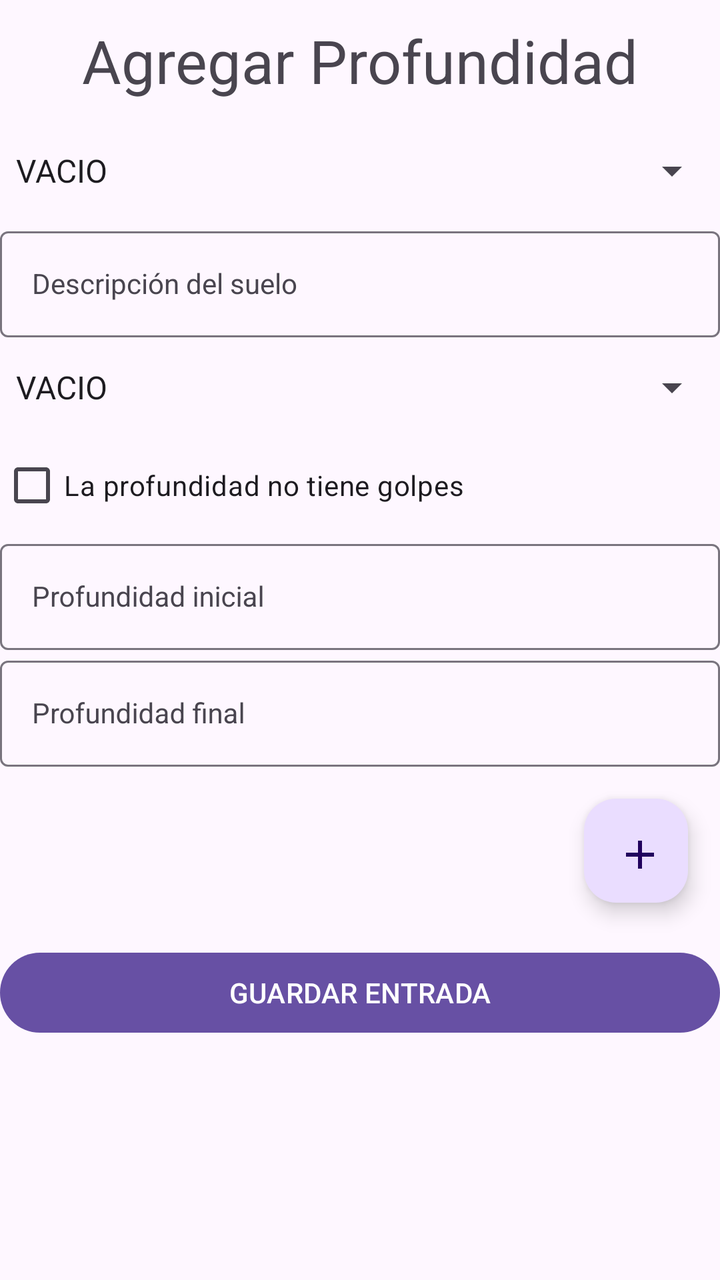
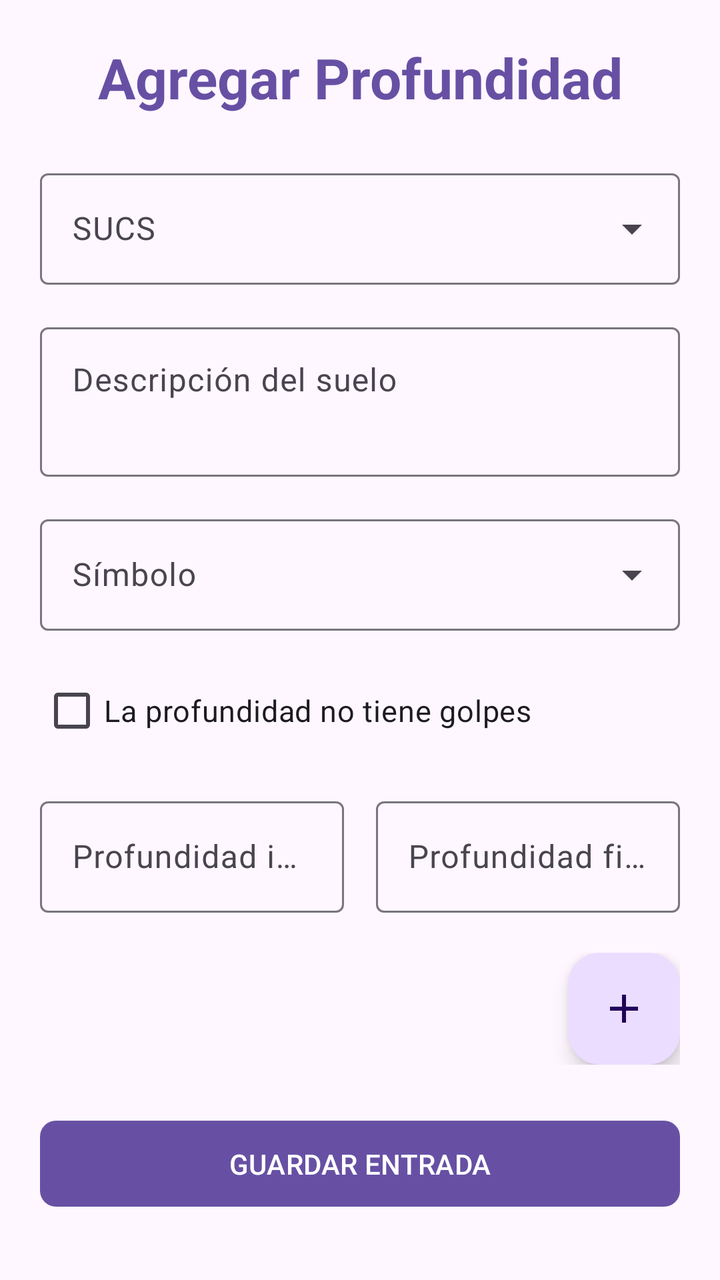

The first picture is an Android layout as it rendered before a commit; the second is the same layout after the commit. The layout source and the unified diff follow.
<!-- AndroidManifest.xml: application theme Base.Theme.Proyecto_German -->
<!-- res/layout/fragment_profundidad.xml -->
<?xml version="1.0" encoding="utf-8"?>
<ScrollView xmlns:android="http://schemas.android.com/apk/res/android"
    xmlns:app="http://schemas.android.com/apk/res-auto"
    android:layout_width="match_parent"
    android:layout_height="match_parent"
    xmlns:tools="http://schemas.android.com/tools"
    tools:context=".Fragments.FormFragmentProfundidad">
    <LinearLayout
        android:layout_width="match_parent"
        android:layout_height="wrap_content"
        android:orientation="vertical">
        <TextView
            android:layout_width="match_parent"
            android:layout_height="wrap_content"
            android:text="Agregar Profundidad"
            android:textAlignment="center"
            android:paddingVertical="10dp"
            android:textSize="30dp"/>
        <com.google.android.material.textfield.TextInputLayout
            android:id="@+id/contenedor_susc"
            android:layout_width="match_parent"
            android:layout_height="wrap_content">
            <Spinner
                android:id="@+id/spinner_sucs"
                android:layout_width="match_parent"
                android:layout_height="match_parent"
                android:entries="@array/valores_sucs"
                android:hint="Sucs"
                android:minHeight="50dp" />
        </com.google.android.material.textfield.TextInputLayout>
        <com.google.android.material.textfield.TextInputLayout
            android:id="@+id/contenedor_descripcion"
            android:layout_width="match_parent"
            android:layout_height="wrap_content">
            <com.google.android.material.textfield.TextInputEditText
                android:id="@+id/descripcion"
                style="@style/Widget.MaterialComponents.TextInputLayout.OutlinedBox"
                android:layout_width="match_parent"
                android:layout_height="wrap_content"
                android:hint="Descripción del suelo"
                android:inputType="textMultiLine"
                />
        </com.google.android.material.textfield.TextInputLayout>
        <com.google.android.material.textfield.TextInputLayout
            android:id="@+id/contenedor_simbolo"
            android:layout_width="match_parent"
            android:layout_height="wrap_content">
            <Spinner
                android:id="@+id/spinner_simbolo"
                android:layout_width="match_parent"
                android:layout_height="match_parent"
                android:entries="@array/valores_simbolo"
                android:hint="Sucs"
                android:minHeight="50dp" />
        </com.google.android.material.textfield.TextInputLayout>
        <CheckBox
            android:id="@+id/checkGolpes"
            android:layout_width="match_parent"
            android:layout_height="wrap_content"
            android:text="La profundidad no tiene golpes"/>
        <com.google.android.material.textfield.TextInputLayout
            android:id="@+id/contenedorProfundidadInicialProfundidad"
            android:layout_width="match_parent"
            android:layout_height="wrap_content">
            <com.google.android.material.textfield.TextInputEditText
                android:id="@+id/profundidadInicialProfundidad"
                style="@style/Widget.MaterialComponents.TextInputLayout.OutlinedBox"
                android:layout_width="match_parent"
                android:layout_height="wrap_content"
                android:hint="Profundidad inicial"
                android:inputType="numberDecimal"
                android:digits="0123456789"
                />
        </com.google.android.material.textfield.TextInputLayout>
        <com.google.android.material.textfield.TextInputLayout
            android:id="@+id/contenedorProfundidadFinalProfundidad"
            android:layout_width="match_parent"
            android:layout_height="wrap_content">
            <com.google.android.material.textfield.TextInputEditText
                android:id="@+id/profundidadFinalProfundidad"
                style="@style/Widget.MaterialComponents.TextInputLayout.OutlinedBox"
                android:layout_width="match_parent"
                android:layout_height="wrap_content"
                android:hint="Profundidad final"
                android:inputType="numberDecimal"
                android:digits="0123456789"
                />
        </com.google.android.material.textfield.TextInputLayout>
        <androidx.recyclerview.widget.RecyclerView
            android:id="@+id/listaSpt"
            android:layout_width="match_parent"
            android:layout_height="wrap_content"
            app:layout_constraintTop_toTopOf="parent"/>

        <com.google.android.material.floatingactionbutton.FloatingActionButton
            android:id="@+id/button_floting_add_stp"
            android:layout_width="52dp"
            android:layout_height="wrap_content"
            android:layout_gravity="end"
            android:layout_margin="16dp"
            android:contentDescription="TODO"
            android:src="@drawable/icon_add"
            android:tint="@null"
            app:layout_constraintBottom_toBottomOf="parent"
            app:layout_constraintEnd_toEndOf="parent"
            app:shapeAppearanceOverlay="@style/ShapeAppearance.Material3.Corner.ExtraExtraLarge" />
        <Button
            android:id="@+id/boton_guardar_profundidad"
            android:layout_width="match_parent"
            android:layout_height="wrap_content"
            android:text="GUARDAR ENTRADA"
            app:layout_constraintEnd_toEndOf="parent"
            app:layout_constraintStart_toEndOf="@id/boton_continuar"
            app:layout_constraintTop_toTopOf="parent"
            android:layout_marginTop="5dp"/>
    </LinearLayout>

</ScrollView>
<!-- resources referenced by this layout -->
<resources>
  <string-array name="valores_simbolo">
          <item>VACIO</item>
          <item>ARENA</item>
          <item>GRAVAS</item>
          <item>CL</item>
          <item>CH</item>
          <item>ML</item>
          <item>MH</item>
          <item>OL</item>
          <item>OH</item>
          <item>PT</item>
      </string-array>
  <string-array name="valores_sucs">
          <item>VACIO</item>
          <item>CH</item>
          <item>MH</item>
          <item>SM</item>
          <item>GP</item>
      </string-array>
  <!-- drawable icon_add (drawable) -->
  <vector xmlns:android="http://schemas.android.com/apk/res/android" android:height="24dp" android:tint="#000000" android:viewportHeight="960" android:viewportWidth="960" android:width="24dp">
        
      <path android:fillColor="@android:color/white" android:pathData="M440,520L200,520L200,440L440,440L440,200L520,200L520,440L760,440L760,520L520,520L520,760L440,760L440,520Z"/>
      
  </vector>
  <style name="Base.Theme.Proyecto_German" parent="Theme.Material3.DayNight.NoActionBar">
          
          
      </style>
</resources>

<!-- the commit's change to res/layout/fragment_profundidad.xml (unified diff, before → after) -->
@@ -1,118 +1,153 @@
 <?xml version="1.0" encoding="utf-8"?>
 <ScrollView xmlns:android="http://schemas.android.com/apk/res/android"
     xmlns:app="http://schemas.android.com/apk/res-auto"
+    xmlns:tools="http://schemas.android.com/tools"
     android:layout_width="match_parent"
     android:layout_height="match_parent"
-    xmlns:tools="http://schemas.android.com/tools"
+    android:fillViewport="true"
     tools:context=".Fragments.FormFragmentProfundidad">
+
     <LinearLayout
         android:layout_width="match_parent"
         android:layout_height="wrap_content"
-        android:orientation="vertical">
+        android:orientation="vertical"
+        android:padding="20dp">
+
         <TextView
             android:layout_width="match_parent"
             android:layout_height="wrap_content"
             android:text="Agregar Profundidad"
             android:textAlignment="center"
-            android:paddingVertical="10dp"
-            android:textSize="30dp"/>
+            android:textSize="28sp"
+            android:textStyle="bold"
+            android:textColor="?attr/colorPrimary"
+            android:layout_marginBottom="24dp"/>
+
         <com.google.android.material.textfield.TextInputLayout
             android:id="@+id/contenedor_susc"
+            style="@style/Widget.Material3.TextInputLayout.OutlinedBox.ExposedDropdownMenu"
             android:layout_width="match_parent"
-            android:layout_height="wrap_content">
-            <Spinner
+            android:layout_height="wrap_content"
+            android:layout_marginBottom="16dp">
+            <AutoCompleteTextView
                 android:id="@+id/spinner_sucs"
                 android:layout_width="match_parent"
-                android:layout_height="match_parent"
-                android:entries="@array/valores_sucs"
-                android:hint="Sucs"
-                android:minHeight="50dp" />
+                android:layout_height="wrap_content"
+                android:hint="SUCS"
+                android:inputType="none"
+                android:textAlignment="viewStart" />
         </com.google.android.material.textfield.TextInputLayout>
+
         <com.google.android.material.textfield.TextInputLayout
             android:id="@+id/contenedor_descripcion"
+            style="@style/Widget.Material3.TextInputLayout.OutlinedBox"
             android:layout_width="match_parent"
-            android:layout_height="wrap_content">
+            android:layout_height="wrap_content"
+            android:layout_marginBottom="16dp">
             <com.google.android.material.textfield.TextInputEditText
                 android:id="@+id/descripcion"
-                style="@style/Widget.MaterialComponents.TextInputLayout.OutlinedBox"
                 android:layout_width="match_parent"
                 android:layout_height="wrap_content"
                 android:hint="Descripción del suelo"
+                android:gravity="top|start"
                 android:inputType="textMultiLine"
-                />
+                android:minLines="2" />
         </com.google.android.material.textfield.TextInputLayout>
+
         <com.google.android.material.textfield.TextInputLayout
             android:id="@+id/contenedor_simbolo"
+            style="@style/Widget.Material3.TextInputLayout.OutlinedBox.ExposedDropdownMenu"
             android:layout_width="match_parent"
-            android:layout_height="wrap_content">
-            <Spinner
+            android:layout_height="wrap_content"
+            android:layout_marginBottom="16dp">
+            <AutoCompleteTextView
                 android:id="@+id/spinner_simbolo"
                 android:layout_width="match_parent"
-                android:layout_height="match_parent"
-                android:entries="@array/valores_simbolo"
-                android:hint="Sucs"
-                android:minHeight="50dp" />
+                android:layout_height="wrap_content"
+                android:hint="Símbolo"
+                android:inputType="none"
+                android:textAlignment="viewStart" />
         </com.google.android.material.textfield.TextInputLayout>
+
         <CheckBox
             android:id="@+id/checkGolpes"
             android:layout_width="match_parent"
             android:layout_height="wrap_content"
-            android:text="La profundidad no tiene golpes"/>
-        <com.google.android.material.textfield.TextInputLayout
-            android:id="@+id/contenedorProfundidadInicialProfundidad"
+            android:layout_marginBottom="16dp"
+            android:text="La profundidad no tiene golpes"
+            android:textSize="15sp" />
+
+        <LinearLayout
             android:layout_width="match_parent"
-            android:layout_height="wrap_content">
-            <com.google.android.material.textfield.TextInputEditText
-                android:id="@+id/profundidadInicialProfundidad"
-                style="@style/Widget.MaterialComponents.TextInputLayout.OutlinedBox"
+            android:layout_height="wrap_content"
+            android:orientation="horizontal"
+            android:layout_marginBottom="20dp">
+
+            <com.google.android.material.textfield.TextInputLayout
+                android:id="@+id/contenedorProfundidadInicialProfundidad"
+                style="@style/Widget.Material3.TextInputLayout.OutlinedBox"
+                android:layout_width="0dp"
+                android:layout_height="wrap_content"
+                android:layout_weight="1"
+                android:layout_marginEnd="8dp">
+                <com.google.android.material.textfield.TextInputEditText
+                    android:id="@+id/profundidadInicialProfundidad"
+                    android:layout_width="match_parent"
+                    android:layout_height="wrap_content"
+                    android:hint="Profundidad inicial"
+                    android:inputType="numberDecimal"
+                    android:digits="0123456789." />
+            </com.google.android.material.textfield.TextInputLayout>
+
+            <com.google.android.material.textfield.TextInputLayout
+                android:id="@+id/contenedorProfundidadFinalProfundidad"
+                style="@style/Widget.Material3.TextInputLayout.OutlinedBox"
+                android:layout_width="0dp"
+                android:layout_height="wrap_content"
+                android:layout_weight="1"
+                android:layout_marginStart="8dp">
+                <com.google.android.material.textfield.TextInputEditText
+                    android:id="@+id/profundidadFinalProfundidad"
+                    android:layout_width="match_parent"
+                    android:layout_height="wrap_content"
+                    android:hint="Profundidad final"
+                    android:inputType="numberDecimal"
+                    android:digits="0123456789." />
+            </com.google.android.material.textfield.TextInputLayout>
+        </LinearLayout>
+
+        <RelativeLayout
+            android:layout_width="match_parent"
+            android:layout_height="wrap_content"
+            android:layout_marginBottom="24dp">
+
+            <androidx.recyclerview.widget.RecyclerView
+                android:id="@+id/listaSpt"
                 android:layout_width="match_parent"
                 android:layout_height="wrap_content"
-                android:hint="Profundidad inicial"
-                android:inputType="numberDecimal"
-                android:digits="0123456789"
-                />
-        </com.google.android.material.textfield.TextInputLayout>
-        <com.google.android.material.textfield.TextInputLayout
-            android:id="@+id/contenedorProfundidadFinalProfundidad"
-            android:layout_width="match_parent"
-            android:layout_height="wrap_content">
-            <com.google.android.material.textfield.TextInputEditText
-                android:id="@+id/profundidadFinalProfundidad"
-                style="@style/Widget.MaterialComponents.TextInputLayout.OutlinedBox"
-                android:layout_width="match_parent"
+                android:layout_toStartOf="@id/button_floting_add_stp"
+                android:layout_marginEnd="8dp"
+                android:nestedScrollingEnabled="false" />
+
+            <com.google.android.material.floatingactionbutton.FloatingActionButton
+                android:id="@+id/button_floting_add_stp"
+                android:layout_width="wrap_content"
                 android:layout_height="wrap_content"
-                android:hint="Profundidad final"
-                android:inputType="numberDecimal"
-                android:digits="0123456789"
-                />
-        </com.google.android.material.textfield.TextInputLayout>
-        <androidx.recyclerview.widget.RecyclerView
-            android:id="@+id/listaSpt"
-            android:layout_width="match_parent"
-            android:layout_height="wrap_content"
-            app:layout_constraintTop_toTopOf="parent"/>
+                android:layout_alignParentEnd="true"
+                android:layout_centerVertical="true"
+                android:contentDescription="Agregar SPT"
+                android:src="@drawable/icon_add"
+                app:fabSize="mini"
+                app:shapeAppearanceOverlay="@style/ShapeAppearance.Material3.Corner.ExtraExtraLarge" />
+        </RelativeLayout>
 
-        <com.google.android.material.floatingactionbutton.FloatingActionButton
-            android:id="@+id/button_floting_add_stp"
-            android:layout_width="52dp"
-            android:layout_height="wrap_content"
-            android:layout_gravity="end"
-            android:layout_margin="16dp"
-            android:contentDescription="TODO"
-            android:src="@drawable/icon_add"
-            android:tint="@null"
-            app:layout_constraintBottom_toBottomOf="parent"
-            app:layout_constraintEnd_toEndOf="parent"
-            app:shapeAppearanceOverlay="@style/ShapeAppearance.Material3.Corner.ExtraExtraLarge" />
-        <Button
+        <com.google.android.material.button.MaterialButton
             android:id="@+id/boton_guardar_profundidad"
             android:layout_width="match_parent"
             android:layout_height="wrap_content"
+            android:padding="12dp"
             android:text="GUARDAR ENTRADA"
-            app:layout_constraintEnd_toEndOf="parent"
-            app:layout_constraintStart_toEndOf="@id/boton_continuar"
-            app:layout_constraintTop_toTopOf="parent"
-            android:layout_marginTop="5dp"/>
+            app:cornerRadius="8dp" />
+
     </LinearLayout>
-
 </ScrollView>
<!-- resource entries referenced after the edit -->
@@ -1,24 +1,5 @@
 <!-- resources referenced by this layout -->
 <resources>
-  <string-array name="valores_simbolo">
-          <item>VACIO</item>
-          <item>ARENA</item>
-          <item>GRAVAS</item>
-          <item>CL</item>
-          <item>CH</item>
-          <item>ML</item>
-          <item>MH</item>
-          <item>OL</item>
-          <item>OH</item>
-          <item>PT</item>
-      </string-array>
-  <string-array name="valores_sucs">
-          <item>VACIO</item>
-          <item>CH</item>
-          <item>MH</item>
-          <item>SM</item>
-          <item>GP</item>
-      </string-array>
   <!-- drawable icon_add (drawable) -->
   <vector xmlns:android="http://schemas.android.com/apk/res/android" android:height="24dp" android:tint="#000000" android:viewportHeight="960" android:viewportWidth="960" android:width="24dp">
         
